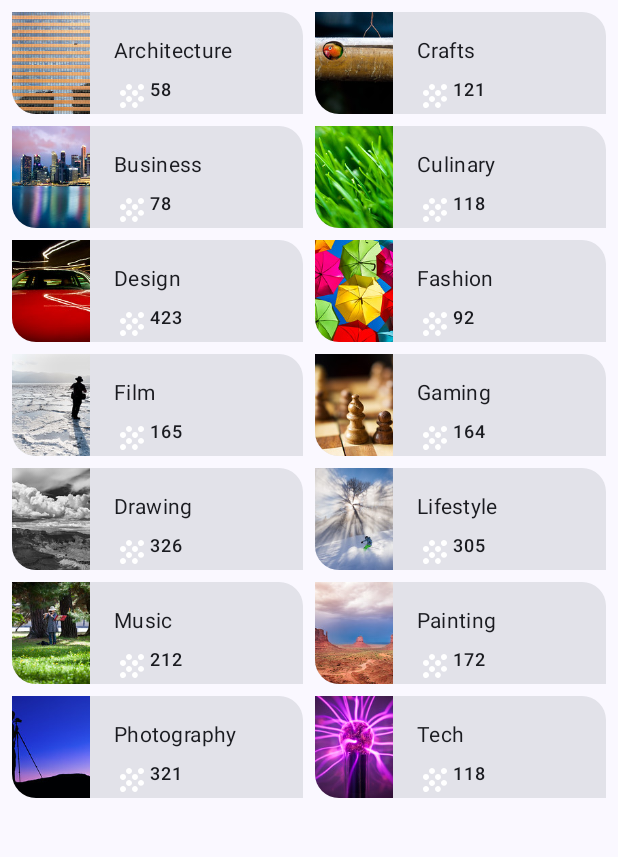
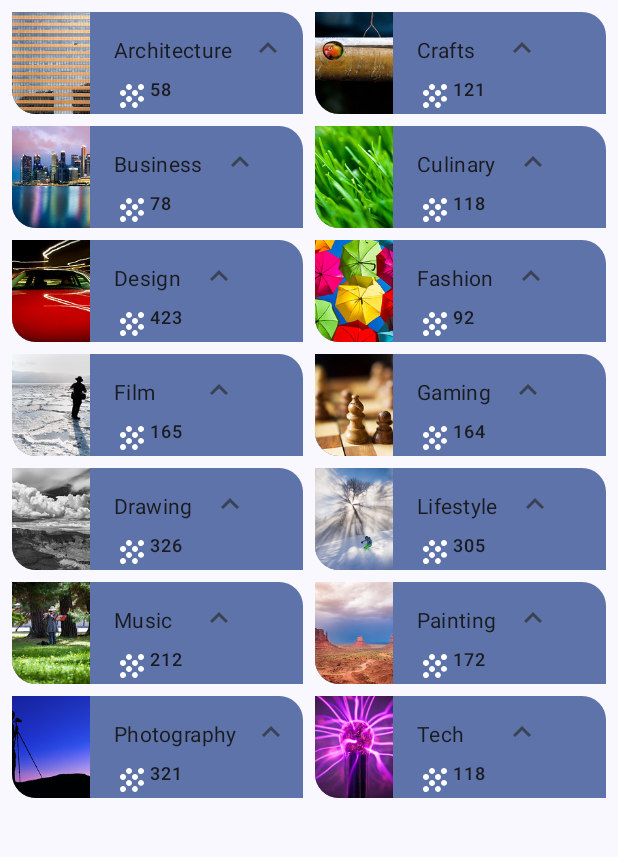
Before and after one commit to donna6355/study_kotlin, an Android app built with Jetpack Compose: the screen it shows after launch (MainActivity), on a phone screen of 412 x 824 dp, the part 100-957 px from its top. Run offline under Robolectric (Android 15) with nearby library versions, the phone set to English and light mode, and no system bars; Roboto replaces fonts that are not available here.

Commit message:
[add] simple animation and gradle dependency

```diff
--- a/affirmationApp/app/build.gradle.kts
+++ b/affirmationApp/app/build.gradle.kts
@@ -66,4 +66,5 @@ dependencies {
     androidTestImplementation(libs.androidx.ui.test.junit4)
     debugImplementation(libs.androidx.ui.tooling)
     debugImplementation(libs.androidx.ui.test.manifest)
+    implementation("androidx.compose.material:material-icons-extended")
 }
--- a/affirmationApp/app/src/main/java/com/donna6355/affirmationapp/MainActivity.kt
+++ b/affirmationApp/app/src/main/java/com/donna6355/affirmationapp/MainActivity.kt
@@ -3,7 +3,12 @@ package com.donna6355.affirmationapp
 import android.os.Bundle
 import androidx.activity.ComponentActivity
 import androidx.activity.compose.setContent
+import androidx.compose.animation.animateColorAsState
+import androidx.compose.animation.animateContentSize
+import androidx.compose.animation.core.Spring
+import androidx.compose.animation.core.spring
 import androidx.compose.foundation.Image
+import androidx.compose.foundation.background
 import androidx.compose.foundation.layout.Arrangement
 import androidx.compose.foundation.layout.Column
 import androidx.compose.foundation.layout.Row
@@ -19,20 +24,30 @@ import androidx.compose.foundation.lazy.grid.GridCells
 import androidx.compose.foundation.lazy.grid.LazyVerticalGrid
 import androidx.compose.foundation.lazy.grid.items
 import androidx.compose.foundation.lazy.items
+import androidx.compose.material.icons.Icons
+import androidx.compose.material.icons.filled.ExpandLess
+import androidx.compose.material.icons.filled.ExpandMore
 import androidx.compose.material3.Card
 import androidx.compose.material3.CenterAlignedTopAppBar
 import androidx.compose.material3.ExperimentalMaterial3Api
+import androidx.compose.material3.Icon
+import androidx.compose.material3.IconButton
 import androidx.compose.material3.MaterialTheme
 import androidx.compose.material3.Scaffold
 import androidx.compose.material3.Surface
 import androidx.compose.material3.Text
 import androidx.compose.runtime.Composable
+import androidx.compose.runtime.getValue
+import androidx.compose.runtime.mutableStateOf
+import androidx.compose.runtime.remember
+import androidx.compose.runtime.setValue
 import androidx.compose.ui.Modifier
 import androidx.compose.ui.layout.ContentScale
 import androidx.compose.ui.platform.LocalContext
 import androidx.compose.ui.res.dimensionResource
 import androidx.compose.ui.res.painterResource
 import androidx.compose.ui.res.stringResource
+import androidx.compose.ui.text.style.TextAlign
 import androidx.compose.ui.tooling.preview.Preview
 import androidx.compose.ui.unit.dp
 import com.donna6355.affirmationapp.data.Datasource
@@ -139,8 +154,25 @@ fun LectureGrid(topics: List<Topic>, modifier: Modifier = Modifier) {
 
 @Composable
 fun LectureCard(topic: Topic, modifier: Modifier = Modifier) {
-    Card(modifier = modifier.height(68.dp)) {
-        Row {
+    var expanded by remember { mutableStateOf(false) }
+    val color by animateColorAsState(
+        targetValue = if (expanded) MaterialTheme.colorScheme.tertiaryContainer
+        else MaterialTheme.colorScheme.primaryContainer,
+        label = "",
+    )
+    Card {
+        Column(
+            modifier = Modifier
+                .fillMaxWidth()
+                .animateContentSize(
+                    animationSpec = spring(
+                        dampingRatio = Spring.DampingRatioNoBouncy,
+                        stiffness = Spring.StiffnessMedium
+                    )
+                )
+                .background(color = color)
+        ) {
+            Row(modifier = Modifier.height(68.dp)) {
                 Image(
                     painter = painterResource(id = topic.image),
                     contentDescription = stringResource(topic.name),
@@ -178,6 +210,19 @@ fun LectureCard(topic: Topic, modifier: Modifier = Modifier) {
                         )
                     }
                 }
+                IconButton(onClick = { expanded = !expanded }) {
+                    Icon(
+                        imageVector = if (expanded) Icons.Filled.ExpandMore else Icons.Filled.ExpandLess,
+                        contentDescription = null,
+                        tint = MaterialTheme.colorScheme.secondary
+                    )
+                }
+            }
+            if (expanded) Text(
+                text = "STUDY HARD",
+                textAlign = TextAlign.Center,
+                modifier = Modifier.fillMaxWidth()
+            )
         }
     }
 }
```
Lines whose indentation alone changed are shown as unchanged.
